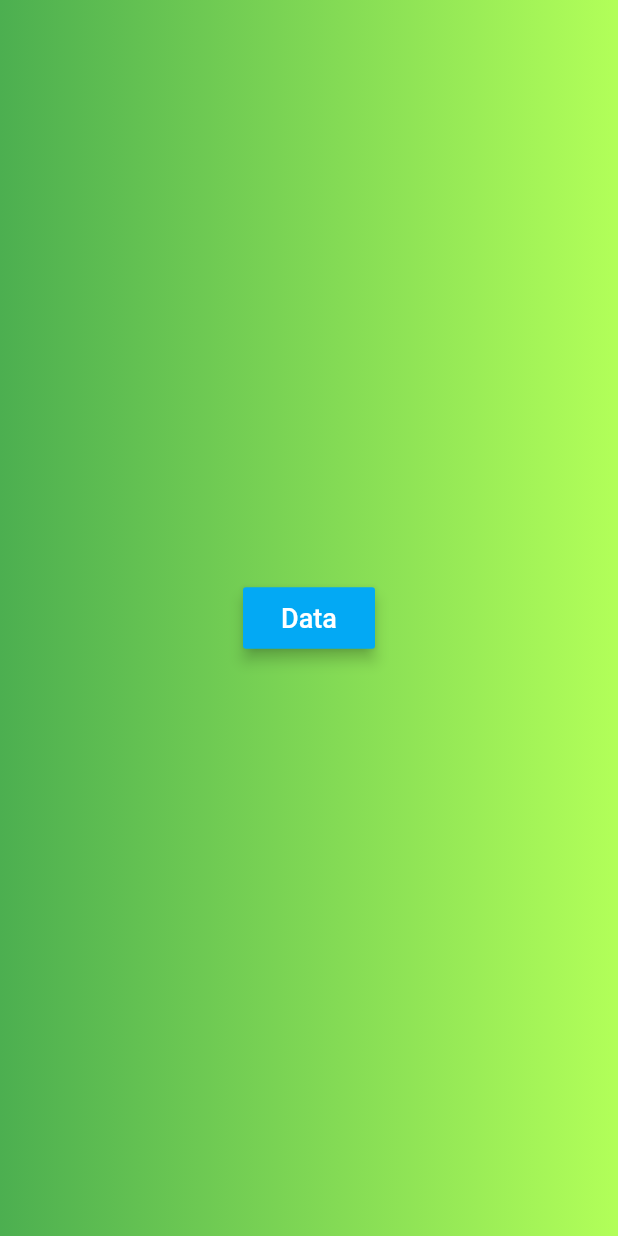
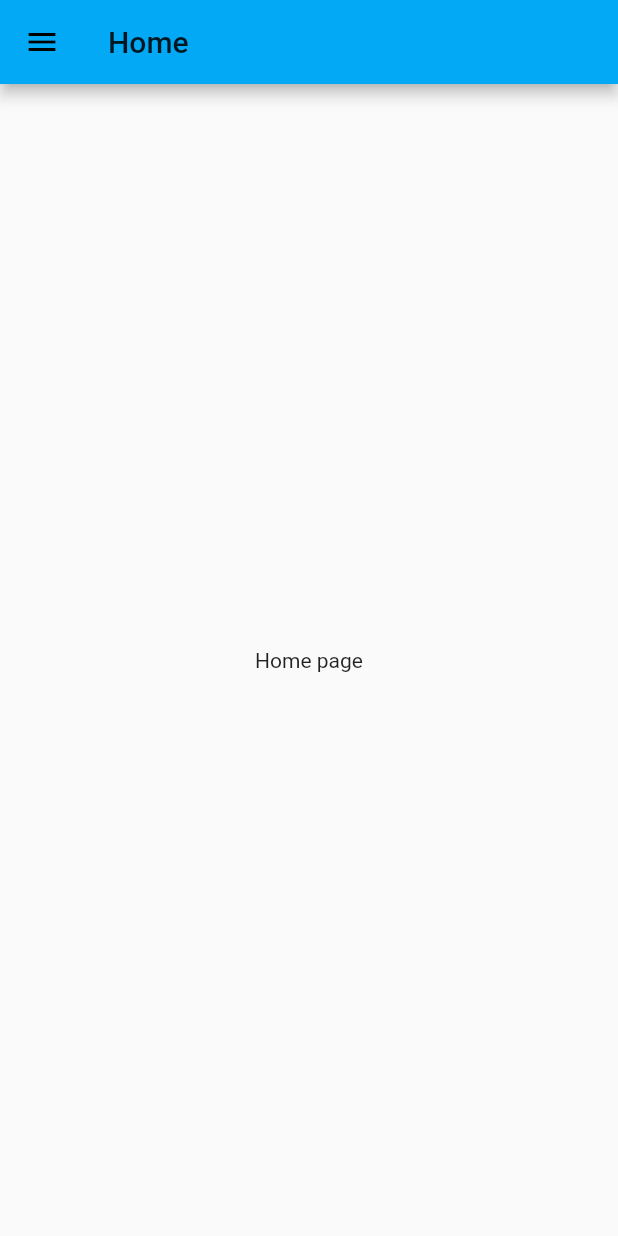
Before and after one commit to Goolo2/DogHouse, a Flutter app: the HomePage screen opened by its route, on a phone screen of 412 x 824 dp. Run offline on Flutter 3.47's test engine with Material 2 defaults, Android fonts, the phone set to English and light mode, and no system bars; our stand-ins replace charts_flutter, cloud_firestore, firebase_auth, flutter_screenutil; accounts and stored records are empty; network calls fail.

Commit message:
still semi-finished sidebar

```diff
--- a/lib/home_page.dart
+++ b/lib/home_page.dart
@@ -1,82 +1,67 @@
-import 'package:doghouse/sidebar_page.dart';
 import 'package:flutter/material.dart';
-//登录后的主界面
-import 'data.dart';
-class HomePage extends StatelessWidget{
-  static String tag="home-page";
+import 'package:doghouse/data.dart';
+import 'package:doghouse/main.dart';
+
+class HomePage extends StatefulWidget {
+  static String tag = 'home-page';
+  @override
+  State<StatefulWidget> createState()  => _HomePageState();
+}
+
+class _HomePageState extends State<HomePage> {
 
   @override
   Widget build(BuildContext context) {
-    final user=Hero(
-      tag: "用户名",
-      child: Padding(
-        padding: EdgeInsets.all(20.0),//所有方向均填充20像素空白
-        child: CircleAvatar(
-          radius: 72.0,
-          backgroundColor: Colors.transparent,
-          backgroundImage: AssetImage("assets/timg.jpg"),
+    Widget userHeader = UserAccountsDrawerHeader(
+      accountName: new Text('Tom'),
+      accountEmail: new Text('tom@xxx.com'),
+      currentAccountPicture: new CircleAvatar(
+        backgroundImage: AssetImage('images/logo.png'), radius: 35.0,),);
+
+    return Scaffold(appBar: AppBar(title: Text("Home"),),
+      body: new Center(child: new Text('Home page'),),
+      drawer: Drawer(
+        child: ListView(
+          padding: EdgeInsets.zero,
+          children: <Widget>[
+            userHeader, // 可在这里替换自定义的header
+            ListTile(title: Text('自习室'),
+              leading: new CircleAvatar(child: new Icon(Icons.school),),
+              onTap: () {
+                Navigator.pop(context);
+              },),
+            ListTile(title: Text('我的狗窝'),
+              leading: new CircleAvatar(child: new Text('B2'),),
+              onTap: () {
+                Navigator.pop(context);
+              },),
+            ListTile(title: Text('数据统计'),
+              leading: new CircleAvatar(
+                child: new Icon(Icons.list),),
+              onTap: () {
+                // Navigator.pop(context);
+                Navigator.of(context).pushNamed(DataPage.tag);
+              },),
+            ListTile(title: Text('好友'),
+              leading: new CircleAvatar(
+                child: new Icon(Icons.list),),
+              onTap: () {
+                Navigator.pop(context);
+              },),
+            ListTile(title: Text('商店'),
+              leading: new CircleAvatar(
+                child: new Icon(Icons.list),),
+              onTap: () {
+                Navigator.pop(context);
+              },),
+            ListTile(title: Text('设置'),
+              leading: new CircleAvatar(
+                child: new Icon(Icons.list),),
+              onTap: () {
+                Navigator.pop(context);
+              },),
+          ],
         ),
-      ),
-    );
-
-    final welcome=Padding(//欢迎文字提示
-      padding: EdgeInsets.all(8.0),
-      child: Text(
-        '欢迎你',
-        style: new TextStyle(color: Colors.white, fontSize: 20.0),
-      ),
-    );
-
-    final info=Padding(//其他文字提示
-      padding: EdgeInsets.all(8.0),
-      child: Text(
-        "登录界面就是这么简单简单哦！",
-        style: new TextStyle(color: Colors.white, fontSize: 20.0),
-      ),
-    );
-
-    final body=Container(//body主要内容
-        width: MediaQuery.of(context).size.width,//设置为屏幕宽度
-        padding: EdgeInsets.all(28.0),//上下左右各填充28空白像素
-        decoration: BoxDecoration(//装饰器，博主前面的渐变色介绍过
-            gradient: LinearGradient(//线性渐变
-                colors: [
-                  Colors.green,//蓝
-                  Colors.lightGreenAccent//绿偏黄的颜色
-                ]
-            )
-        ),
-//      child: Column(children: <Widget>[//将上面定义的子空间全部添加进去
-//        user, welcome, info,
-//      ],),
-        alignment: Alignment.center,
-        child: Container(
-          child: RaisedButton(
-              padding: EdgeInsets.fromLTRB(10.0, 10.0, 10.0, 10.0), //padding
-              child: new Text(
-                'Data',
-                style: new TextStyle(
-                  fontSize: 18.0, //textsize
-                  color: Colors.white,// textcolor
-                ),
-              ),
-              color: Theme.of(context).accentColor,
-              elevation: 4.0,  //shadow
-              splashColor: Colors.blueGrey,
-              onPressed: () {
-                //click event: show a snack bar
-                Navigator.of(context).pushNamed(MyHomePage.tag);
-              }
-          ),
-        ));
-//      child: RaisedButton(
-//          child: Text('Data Page'),
-//          onPressed: () {
-//            Navigator.of(context).pushNamed(DataPage.tag);
-//          }),
-    return Scaffold(
-      body: body,
-    );
+      ),);
   }
-
 }
--- a/lib/main.dart
+++ b/lib/main.dart
@@ -4,7 +4,6 @@ import 'package:doghouse/home_page.dart';
 import 'package:doghouse/splash_page.dart';
 import 'package:doghouse/login_page.dart';
 import 'package:doghouse/data.dart';
-import 'package:doghouse/sidebar_page.dart';
 
 void main() => runApp(new MyApp());
 
@@ -18,11 +17,11 @@ class TransferDataEntity {
 class MyApp extends StatelessWidget {
   //routes需要Map<String, WidgetBuilder>类型参数，所以这里定义了一个这个类型的常量，将刚才两个页面添加进去
   final routes = <String, WidgetBuilder> {
+    DataPage.tag: (content) => DataPage(),
     LoginPage.tag: (context) => LoginPage(),
     HomePage.tag: (context) => HomePage(),
     RegisterPage.tag: (content) => RegisterPage(),
     SplashPage.tag: (content) => SplashPage(),
-    MyHomePage.tag: (content) => MyHomePage(),
   };
 
   @override
--- a/lib/sidebar_page.dart
+++ /dev/null
@@ -1,48 +0,0 @@
-import 'package:flutter/material.dart';
-import 'package:doghouse/data.dart';
-import 'package:doghouse/login_page.dart' as login;
-
-class MyHomePage extends StatefulWidget {
-  static String tag = 'splash-page';
-  @override
-  State<StatefulWidget> createState()  => _MyHomePageState();
-}
-
-class _MyHomePageState extends State<MyHomePage> {
-
-  @override
-  Widget build(BuildContext context) {
-    Widget userHeader = UserAccountsDrawerHeader(
-      accountName: new Text('Tom'),
-      accountEmail: new Text('tom@xxx.com'),
-      currentAccountPicture: new CircleAvatar(
-        backgroundImage: AssetImage('images/logo.png'), radius: 35.0,),);
-
-    return Scaffold(appBar: AppBar(title: Text("Home"),),
-      body: new Center(child: new Text('Home page'),),
-      drawer: Drawer(
-        child: ListView(
-          padding: EdgeInsets.zero,
-          children: <Widget>[
-            userHeader, // 可在这里替换自定义的header
-            ListTile(title: Text('Item 1'),
-              leading: new CircleAvatar(child: new Icon(Icons.school),),
-              onTap: () {
-                Navigator.pop(context);
-              },),
-            ListTile(title: Text('Item 2'),
-              leading: new CircleAvatar(child: new Text('B2'),),
-              onTap: () {
-                Navigator.pop(context);
-              },),
-            ListTile(title: Text('Item 3'),
-              leading: new CircleAvatar(
-                child: new Icon(Icons.list),),
-              onTap: () {
-                Navigator.pop(context);
-              },),
-          ],
-        ),
-      ),);
-  }
-}
--- a/lib/splash_page.dart
+++ b/lib/splash_page.dart
@@ -2,7 +2,7 @@ import 'package:doghouse/login_page.dart';
 import 'package:flutter/material.dart';
 import 'package:firebase_auth/firebase_auth.dart';
 import 'package:cloud_firestore/cloud_firestore.dart';
-import 'home_page.dart';
+import 'package:doghouse/home_page.dart';
 
 class SplashPage extends StatefulWidget {
   static String tag = "splash-page";
```
